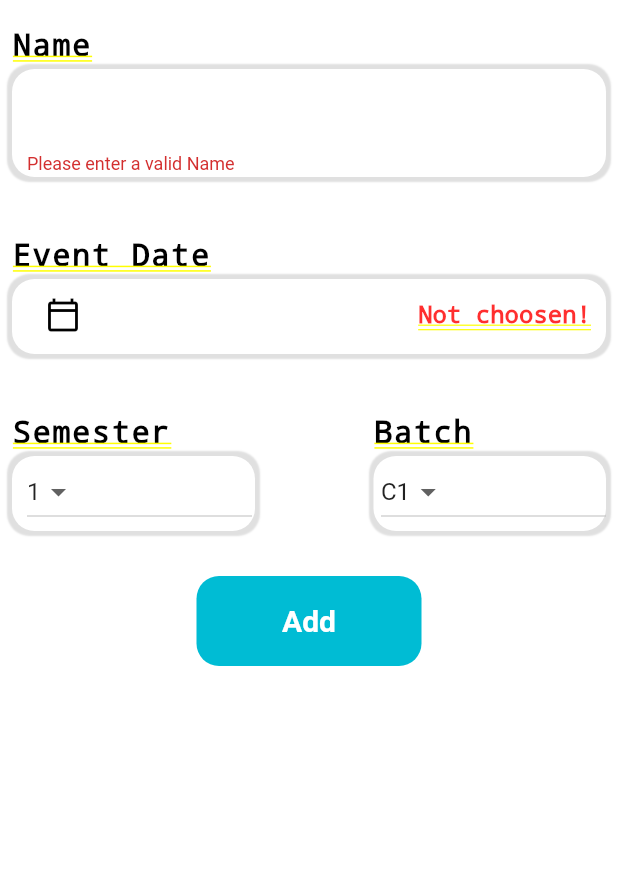
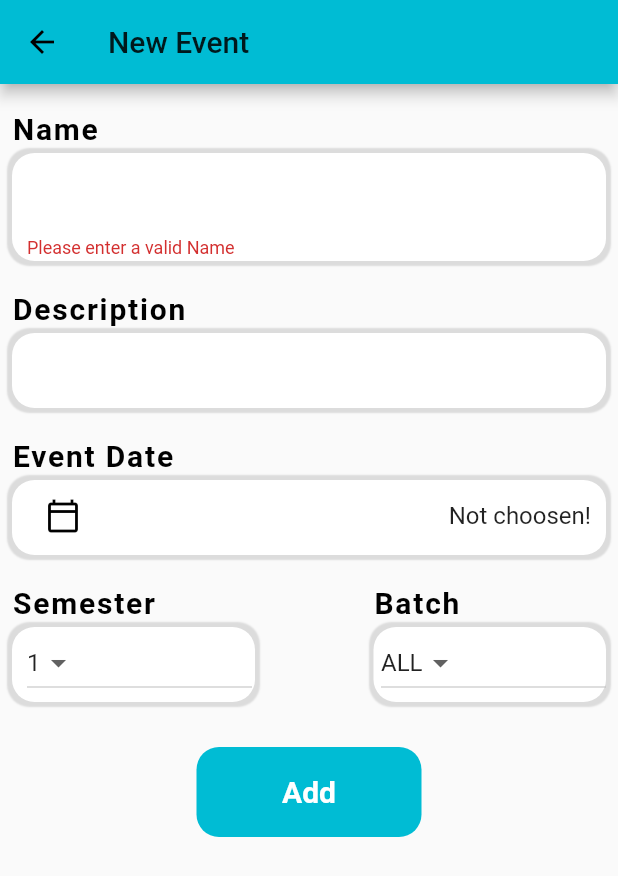
Before and after one commit to Harshit0105/Online-Attendance-System, a Flutter app: the AddEventScreen screen opened by its route, after a tap on "Add", on a phone screen of 412 x 824 dp. Shown: the top 876 px of the screen. Run offline on Flutter 3.47's test engine with Material 2 defaults, Android fonts, the phone set to English and light mode, and no system bars; our stand-ins replace cloud_firestore, firebase_auth, firebase_core; accounts and stored records are empty; Roboto replaces fonts that are missing (YuseiMagic).

Commit message:
ADD EVENT with faculty

```diff
--- a/lib/widgets/AddEventForm.dart
+++ b/lib/widgets/AddEventForm.dart
@@ -6,9 +6,18 @@
 import 'package:intl/intl.dart';
 
 class AddEventForm extends StatefulWidget {
-  AddEventForm({Key key, this.isLoading, this.dept}) : super(key: key);
+  AddEventForm({Key key, this.submitFn, this.isLoading, this.dept})
+      : super(key: key);
   final bool isLoading;
   final String dept;
+  final void Function(
+    String name,
+    String desc,
+    String date,
+    String sem,
+    String batch,
+    BuildContext ctx,
+  ) submitFn;
   @override
   _AddEventFormState createState() => _AddEventFormState();
 }
@@ -16,22 +25,15 @@
 class _AddEventFormState extends State<AddEventForm> {
   final _formKey = GlobalKey<FormState>();
   final DateFormat formatter = DateFormat('dd/MM/yyyy');
-  String _sem;
-  String _batch;
+  String _sem = "";
+  String _batch = "";
   String _name = "";
-  String _email = "";
-  String _mobile = "";
-  String _birthDate = "";
-  String _gender = "";
-  String _department = "";
+  String _eventDate = "";
+  String _description = "";
   List<String> _batches;
   List<String> _semesters = ["1", '2', '3', '4', '5', '6', '7', '8'];
 
-  FocusNode _nameFocus;
-  FocusNode _emailFocus;
-  FocusNode _mobileFocus;
   DateTime _selectedDate;
-  String genderRadio;
 
   void _trySubmit() {
     final isValid = _formKey.currentState.validate();
@@ -47,21 +49,19 @@
         );
         return;
       }
-      _department = widget.dept;
-      _birthDate = "${formatter.format(_selectedDate)}";
+      _eventDate = "${formatter.format(_selectedDate)}";
       _formKey.currentState.reset();
       setState(() {
         _selectedDate = null;
       });
-      /*  widget.submitFn(
+      widget.submitFn(
         _name.trim(),
-        _email.trim(),
-        _birthDate.trim(),
-        _mobile.trim(),
-        _gender.trim(),
-        _department.trim().toUpperCase(),
+        _description.trim(),
+        _eventDate.trim(),
+        _sem.trim(),
+        _batch.trim(),
         context,
-      );*/
+      );
     }
   }
 
@@ -69,8 +69,8 @@
     showDatePicker(
       context: context,
       initialDate: DateTime.now(),
-      firstDate: DateTime(1800),
-      lastDate: DateTime.now(),
+      firstDate: DateTime.now(),
+      lastDate: DateTime.now().add(Duration(days: 7)),
     ).then((value) {
       if (value == null) {
         return;
@@ -84,8 +84,6 @@
   @override
   void initState() {
     setState(() {
-      //  genderRadio = "Male";
-      //_gender = "Male";
       _sem = "1";
       switch (widget.dept) {
         case "CE":
@@ -107,6 +105,7 @@
           _batches = ["C1", "C2", "C3", "C4", "D1", "D2", "D3", "D4"];
           break;
       }
+      _batches.insert(0, "ALL");
       _batch = _batches[0];
     });
     super.initState();
@@ -114,7 +113,6 @@
 
   @override
   Widget build(BuildContext context) {
-    final node = FocusScope.of(context);
     return Container(
       child: Padding(
         padding: const EdgeInsets.only(
@@ -166,9 +164,7 @@
                             ),
                             child: TextFormField(
                               cursorColor: Colors.black,
-                              textInputAction: TextInputAction.next,
-                              onEditingComplete: () => node.nextFocus(),
-                              focusNode: _nameFocus,
+                              textInputAction: TextInputAction.done,
                               key: ValueKey('name'),
                               validator: (value) {
                                 if (value.isEmpty) {
@@ -193,12 +189,63 @@
                   SizedBox(
                     height: 20,
                   ),
-                  //Student ID
-
+                  //Description
+                  Container(
+                    child: Column(
+                      mainAxisAlignment: MainAxisAlignment.start,
+                      crossAxisAlignment: CrossAxisAlignment.start,
+                      children: [
+                        Text(
+                          "Description",
+                          style: TextStyle(
+                            color: Colors.black,
+                            fontSize: 20,
+                            fontWeight: FontWeight.bold,
+                            letterSpacing: 1.2,
+                          ),
+                        ),
+                        SizedBox(
+                          height: 5,
+                        ),
+                        Container(
+                          decoration: BoxDecoration(
+                            boxShadow: [
+                              BoxShadow(
+                                  blurRadius: 0.2,
+                                  color: Colors.black12,
+                                  spreadRadius: 3)
+                            ],
+                            color: Colors.white,
+                            borderRadius: new BorderRadius.circular(15),
+                          ),
+                          child: Padding(
+                            padding: const EdgeInsets.only(
+                              left: 10,
+                              right: 10,
+                              bottom: 2,
+                            ),
+                            child: TextFormField(
+                              cursorColor: Colors.black,
+                              textInputAction: TextInputAction.done,
+                              key: ValueKey('desc'),
+                              keyboardType: TextInputType.multiline,
+                              decoration: InputDecoration(
+                                border: InputBorder.none,
+                                focusColor: Colors.black,
+                              ),
+                              onSaved: (value) {
+                                _description = value;
+                              },
+                            ),
+                          ),
+                        )
+                      ],
+                    ),
+                  ),
                   SizedBox(
                     height: 20,
                   ),
-                  //Birth Date
+                  //Event Date
                   Container(
                     child: Column(
                       mainAxisAlignment: MainAxisAlignment.start,
@@ -261,12 +308,7 @@
                   SizedBox(
                     height: 20,
                   ),
-                  //Mobile Number
-
-                  SizedBox(
-                    height: 20,
-                  ),
-                  //Gender
+                  //Semester And Batch
                   Container(
                     child: Row(
                       mainAxisAlignment: MainAxisAlignment.start,
@@ -389,7 +431,6 @@
                       ],
                     ),
                   ),
-
                   SizedBox(
                     height: 30,
                   ),
```
Also changed, not shown: lib/screen/AddEvent.dart (+82 -19 lines).
